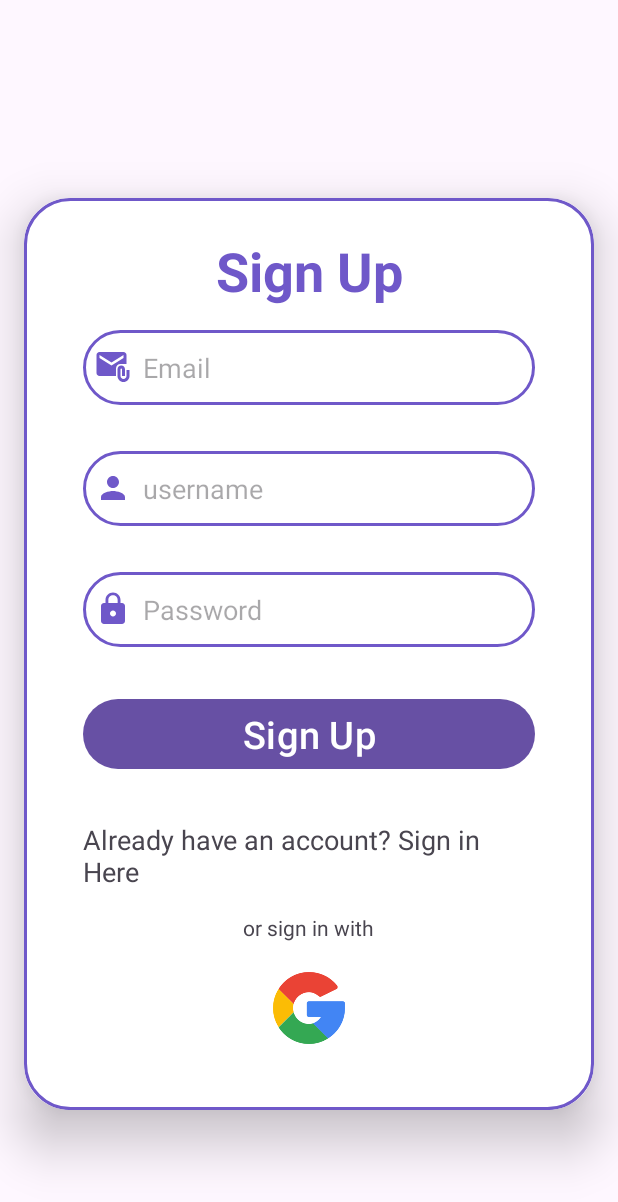
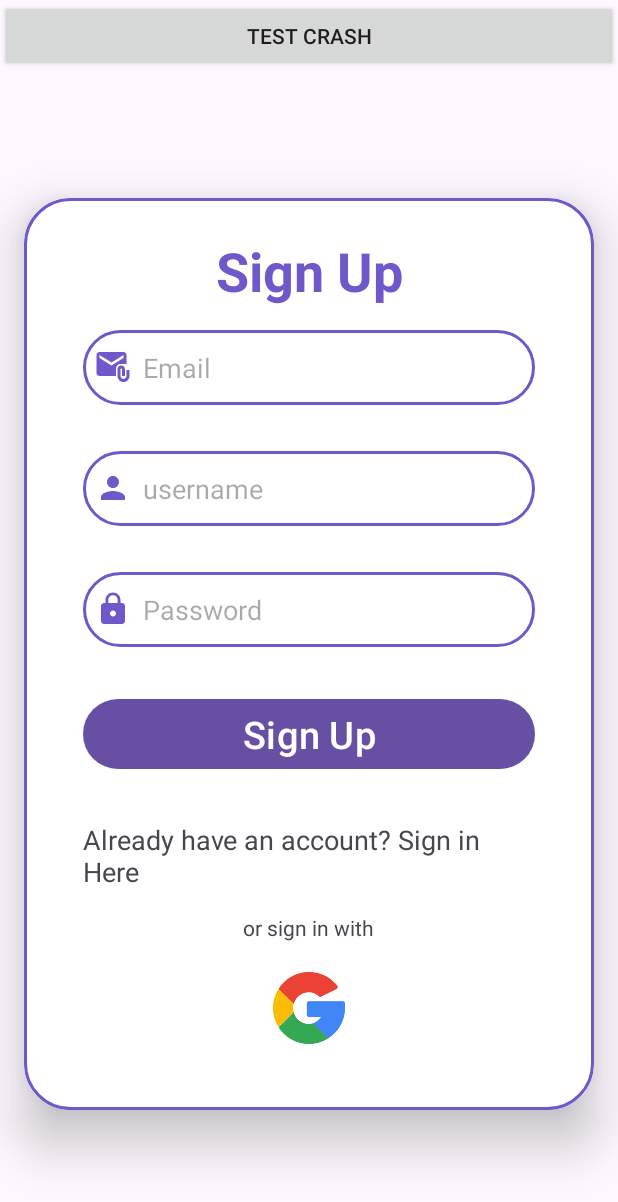
Before and after one commit to hariniwijesinghe/codeCrafters, an Android app: the screen it shows after launch (MainActivity before the commit, MainActivity2 after it), on a phone screen of 412 x 824 dp. Shown: the top 1202 px of the screen. Run offline under Robolectric (Android 15) with nearby library versions, the phone set to English and light mode, and no system bars; our stand-ins replace Firebase (no records; nobody signed in at launch, a user with empty details on screens opened directly).

Commit message:
Authentication + crashlytics

```diff
--- a/app/build.gradle
+++ b/app/build.gradle
@@ -1,6 +1,8 @@
 plugins {
     id 'com.android.application'
     id 'com.google.gms.google-services'
+    // Add the Crashlytics Gradle plugin
+    id 'com.google.firebase.crashlytics'
 }
 
 android {
@@ -38,5 +40,12 @@ dependencies {
     implementation 'com.google.firebase:firebase-database:21.0.0'
     testImplementation 'junit:junit:4.13.2'
     androidTestImplementation 'androidx.test.ext:junit:1.1.5'
-    androidTestImplementation 'androidx.test.espresso:espresso-core:3.5.1'
+    androidTestImplementation 'androidx.test.espresso:espresso-core:3.5.1' // Import the BoM for the Firebase platform
+    // Import the BoM for the Firebase platform
+    implementation platform('com.google.firebase:firebase-bom:32.1.0')
+
+    // Add the dependencies for the Crashlytics and Analytics libraries
+    // When using the BoM, you don't specify versions in Firebase library dependencies
+    implementation 'com.google.firebase:firebase-crashlytics-ktx'
+    implementation 'com.google.firebase:firebase-analytics-ktx'
 }
--- a/app/src/main/AndroidManifest.xml
+++ b/app/src/main/AndroidManifest.xml
@@ -19,7 +19,7 @@
             android:name=".LoginActivity"
             android:exported="false" />
         <activity
-            android:name=".MainActivity"
+            android:name=".MainActivity2"
             android:exported="true">
             <intent-filter>
                 <action android:name="android.intent.action.MAIN" />
--- a/app/src/main/java/com/tmdsimple/myfinancerecords/LoginActivity.java
+++ b/app/src/main/java/com/tmdsimple/myfinancerecords/LoginActivity.java
@@ -54,7 +54,7 @@ public class LoginActivity extends AppCompatActivity {
         registerRedirectText.setOnClickListener(new View.OnClickListener() {
             @Override
             public void onClick(View view) {
-                Intent I = new Intent(LoginActivity.this, MainActivity.class);
+                Intent I = new Intent(LoginActivity.this, MainActivity2.class);
                 startActivity(I);
             }
         });
--- a/app/src/main/java/com/tmdsimple/myfinancerecords/MainActivity.java
+++ b/app/src/main/java/com/tmdsimple/myfinancerecords/MainActivity2.java
@@ -6,6 +6,7 @@ import androidx.appcompat.app.AppCompatActivity;
 import android.content.Intent;
 import android.os.Bundle;
 import android.view.View;
+import android.view.ViewGroup;
 import android.widget.Button;
 import android.widget.EditText;
 import android.widget.TextView;
@@ -15,7 +16,7 @@ import com.google.android.gms.tasks.OnCompleteListener;
 import com.google.android.gms.tasks.Task;
 import com.google.firebase.auth.FirebaseAuth;
 
-public class MainActivity extends AppCompatActivity {
+public class MainActivity2 extends AppCompatActivity {
     public EditText signupEmail, signupPassword;
     Button btnSignUp;
     TextView loginRedirectText;
@@ -24,7 +25,7 @@ public class MainActivity extends AppCompatActivity {
     @Override
     protected void onCreate(Bundle savedInstanceState) {
         super.onCreate(savedInstanceState);
-        setContentView(R.layout.activity_main);
+        setContentView(R.layout.activity_main2);
         //
         firebaseAuth = FirebaseAuth.getInstance();
         signupEmail = findViewById(R.id.edEmail);
@@ -44,33 +45,45 @@ public class MainActivity extends AppCompatActivity {
                     signupPassword.setError("Set your password");
                     signupPassword.requestFocus();
                 } else if (emailID.isEmpty() && paswd.isEmpty()) {
-                    Toast.makeText(MainActivity.this, "Fields Empty!", Toast.LENGTH_SHORT).show();
+                    Toast.makeText(MainActivity2.this, "Fields Empty!", Toast.LENGTH_SHORT).show();
                 } else if (!(emailID.isEmpty() && paswd.isEmpty())) {
-                    firebaseAuth.createUserWithEmailAndPassword(emailID, paswd).addOnCompleteListener(MainActivity.this, new OnCompleteListener() {
+                    firebaseAuth.createUserWithEmailAndPassword(emailID, paswd).addOnCompleteListener(MainActivity2.this, new OnCompleteListener() {
                         @Override
                         public void onComplete(@NonNull Task task) {
 
                             if (!task.isSuccessful()) {
-                                Toast.makeText(MainActivity.this.getApplicationContext(),
+                                Toast.makeText(MainActivity2.this.getApplicationContext(),
                                         "SignUp unsuccessful: " + task.getException().getMessage(),
                                         Toast.LENGTH_SHORT).show();
                             } else {
-                                startActivity(new Intent(MainActivity.this, UserActivity.class));
+                                startActivity(new Intent(MainActivity2.this, UserActivity.class));
                             }
                         }
                     });
                 } else {
-                    Toast.makeText(MainActivity.this, "Error", Toast.LENGTH_SHORT).show();
+                    Toast.makeText(MainActivity2.this, "Error", Toast.LENGTH_SHORT).show();
                 }
             }
         });
         loginRedirectText.setOnClickListener(new View.OnClickListener() {
             @Override
             public void onClick(View view) {
-                Intent I = new Intent(MainActivity.this, LoginActivity.class);
+                Intent I = new Intent(MainActivity2.this, LoginActivity.class);
                 startActivity(I);
             }
         });
 
+        Button crashButton = new Button(this);
+        crashButton.setText("Test Crash");
+        crashButton.setOnClickListener(new View.OnClickListener() {
+            @Override
+            public void onClick(View view) {
+                throw new RuntimeException("Test Crash"); // Force a crash
+            }
+        });
+
+        addContentView(crashButton, new ViewGroup.LayoutParams(
+                ViewGroup.LayoutParams.MATCH_PARENT,
+                ViewGroup.LayoutParams.WRAP_CONTENT));
     }
 }
--- a/app/src/main/res/layout/activity_main.xml
+++ b/app/src/main/res/layout/activity_main2.xml
@@ -4,7 +4,7 @@
     xmlns:tools="http://schemas.android.com/tools"
     android:layout_width="match_parent"
     android:layout_height="match_parent"
-    tools:context=".MainActivity">
+    tools:context=".MainActivity2">
 
     <androidx.cardview.widget.CardView
         android:layout_width="match_parent"
--- a/build.gradle
+++ b/build.gradle
@@ -1,6 +1,8 @@
 buildscript {
     dependencies {
         classpath 'com.google.gms:google-services:4.3.14'
+        // Add the dependency for the Crashlytics Gradle plugin
+        classpath 'com.google.firebase:firebase-crashlytics-gradle:2.9.5'
     }
 }// Top-level build file where you can add configuration options common to all sub-projects/modules.
 plugins {
```
